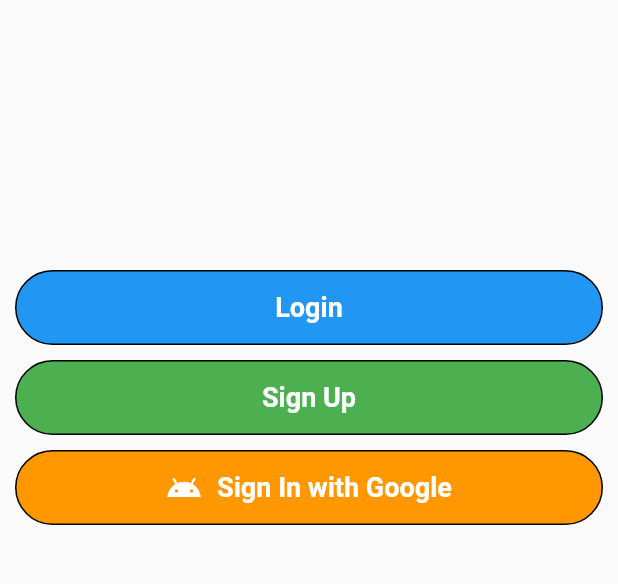
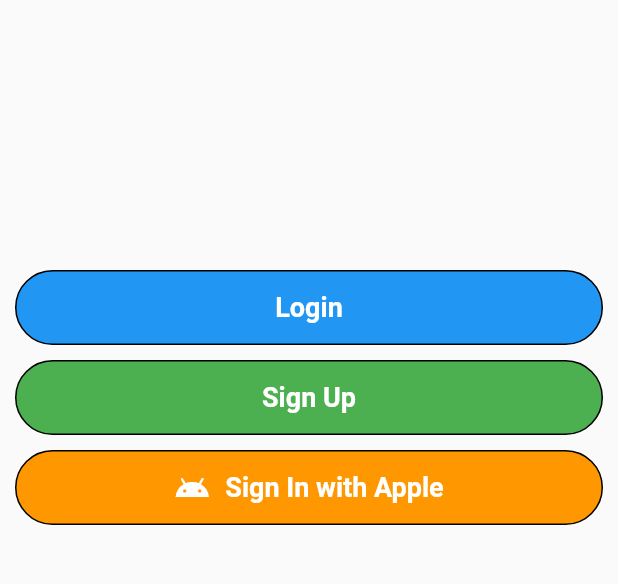
Before and after one commit to mtarikg/QuestionWorld, a Flutter app: the screen it shows after launch, on a phone screen of 412 x 824 dp, the part 587-1171 px from its top. Run offline on Flutter 3.47's test engine with Material 2 defaults, Android fonts, the phone set to English and light mode, and no system bars; our stand-ins replace flutter_signin_button.

Commit message:
“complete”

```diff
--- a/lib/welcomePage.dart
+++ b/lib/welcomePage.dart
@@ -132,7 +132,7 @@ class _WelcomePageState extends State<WelcomePage> {
                           width: 10,
                         ),
                         Text(
-                          "Sign In with Google",
+                          "Sign In with Apple",
                           style: TextStyle(
                             color: Colors.white,
                             fontSize: 18,
```
Also changed, not shown: pubspec.lock.
